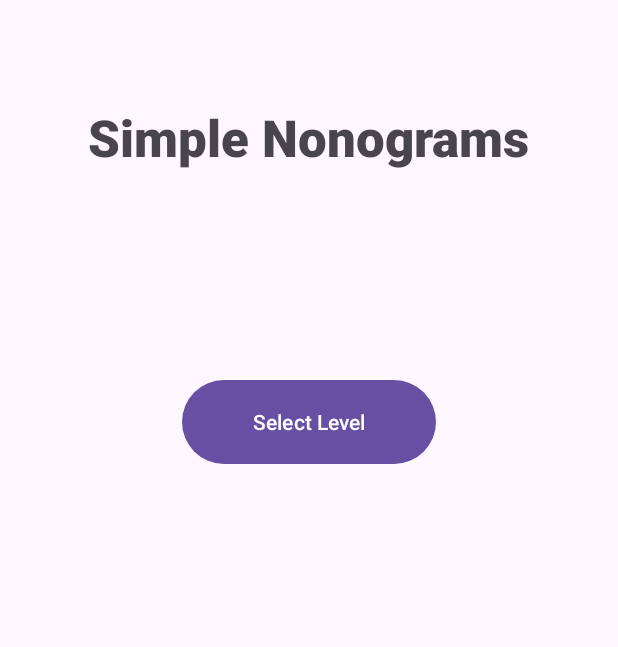
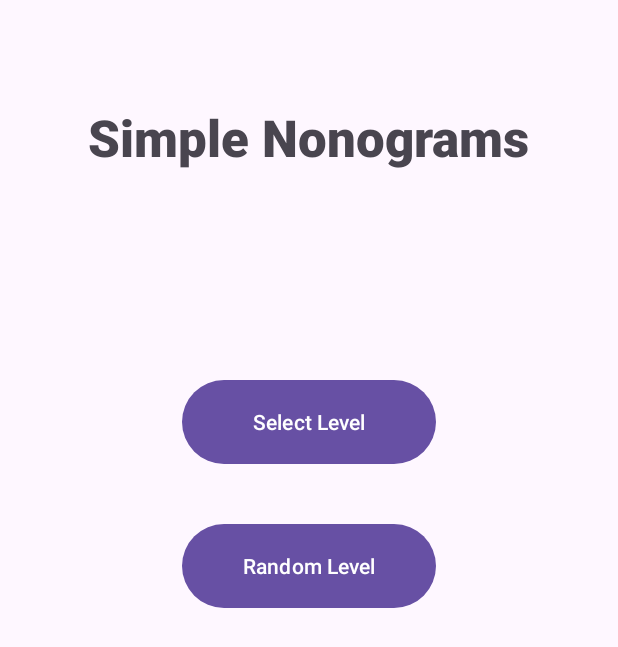
Before and after one commit to halaponga2/SimpleNonograms, an Android app: the screen it shows after launch (MainActivity), on a phone screen of 412 x 824 dp. Shown: the top 647 px of the screen. Run offline under Robolectric (Android 15) with nearby library versions, the phone set to English and light mode, and no system bars.

Commit message:
Added Random Level

```diff
--- a/app/src/main/AndroidManifest.xml
+++ b/app/src/main/AndroidManifest.xml
@@ -14,12 +14,15 @@
         tools:targetApi="31">
         <activity
             android:name=".GameActivity"
+            android:screenOrientation="portrait"
             android:exported="false" />
         <activity
             android:name=".LevelSelectActivity"
+            android:screenOrientation="portrait"
             android:exported="false" />
         <activity
             android:name=".MainActivity"
+            android:screenOrientation="portrait"
             android:exported="true">
             <intent-filter>
                 <action android:name="android.intent.action.MAIN" />
--- a/app/src/main/res/layout/activity_main.xml
+++ b/app/src/main/res/layout/activity_main.xml
@@ -31,4 +31,15 @@
         app:layout_constraintTop_toBottomOf="@+id/textView"
         app:layout_constraintVertical_bias="0.209" />
 
+    <Button
+        android:id="@+id/bRandomLevel"
+        android:layout_width="0dp"
+        android:layout_height="64dp"
+        android:layout_marginTop="32dp"
+        android:onClick="openRandomLevelDialog"
+        android:text="Random Level"
+        app:layout_constraintEnd_toEndOf="@+id/bLevelSelect"
+        app:layout_constraintStart_toStartOf="@+id/bLevelSelect"
+        app:layout_constraintTop_toBottomOf="@+id/bLevelSelect" />
+
 </androidx.constraintlayout.widget.ConstraintLayout>
```
Also changed, not shown: app/src/main/java/com/example/simplenonograms/GameActivity.kt (+10 -2 lines), app/src/main/java/com/example/simplenonograms/MainActivity.kt (+34 -3 lines), app/src/main/res/layout/dialogue_random_level.xml (added, +29 -0 lines).
